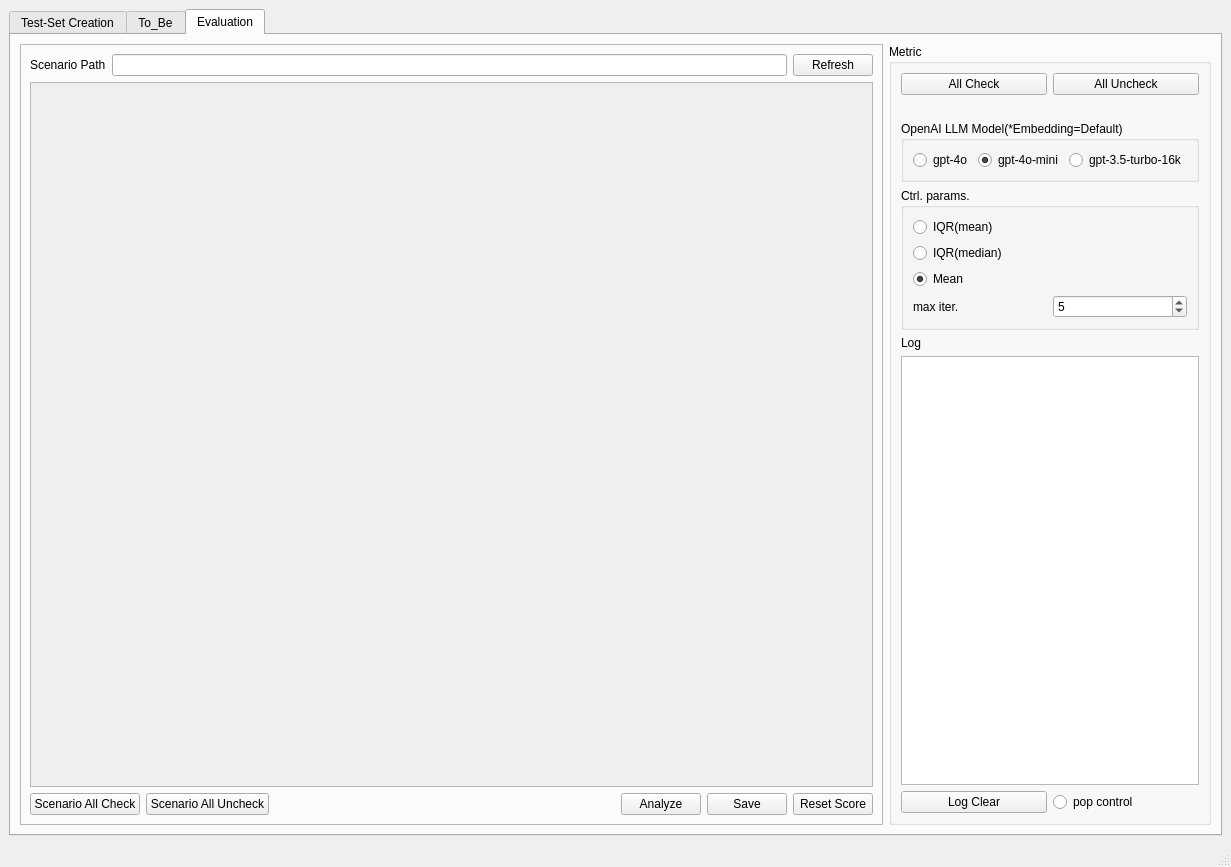
Old version of the form chatgpt_performance_metric/ui_designer/main_frame.ui in the repository tom-shin/perf_metric.
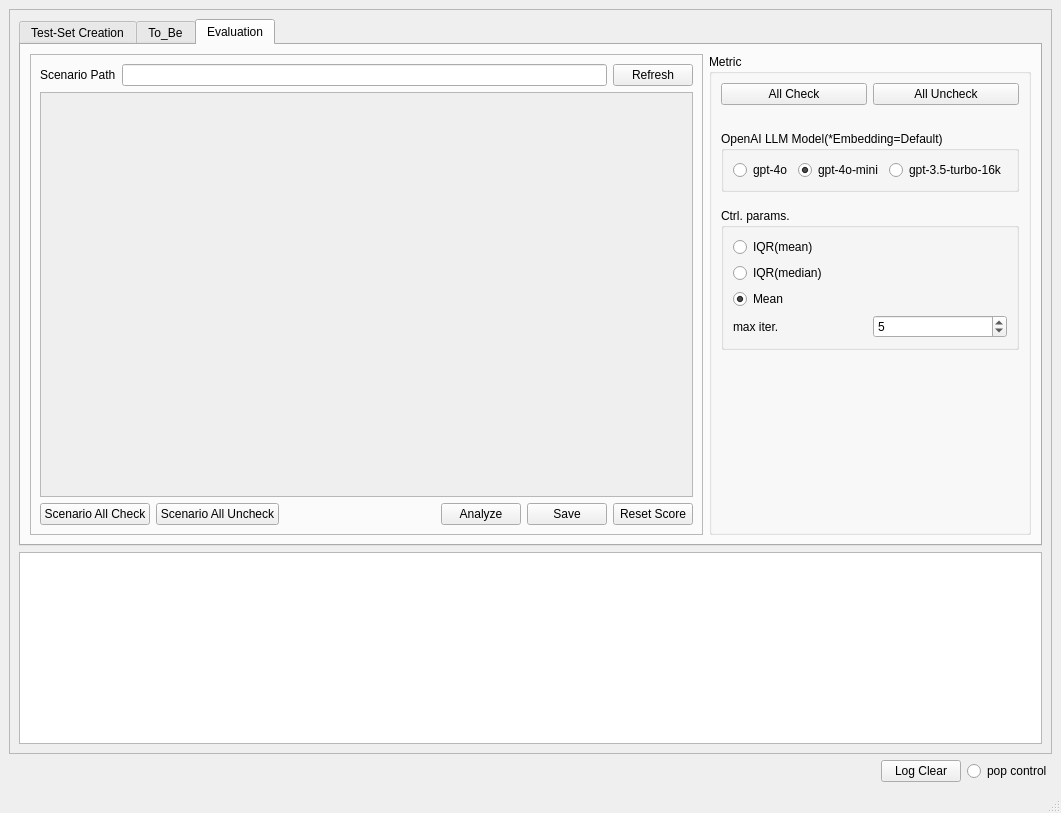
New version of the form.

```diff
--- a/chatgpt_performance_metric/ui_designer/main_frame.ui
+++ b/chatgpt_performance_metric/ui_designer/main_frame.ui
@@ -6,15 +6,24 @@
    <rect>
     <x>0</x>
     <y>0</y>
-    <width>1231</width>
-    <height>867</height>
+    <width>1061</width>
+    <height>813</height>
    </rect>
   </property>
   <property name="windowTitle">
    <string>MainWindow</string>
   </property>
   <widget class="QWidget" name="centralwidget">
-   <layout class="QHBoxLayout" name="horizontalLayout">
+   <layout class="QVBoxLayout" name="verticalLayout">
+    <item>
+     <widget class="QFrame" name="frame">
+      <property name="frameShape">
+       <enum>QFrame::StyledPanel</enum>
+      </property>
+      <property name="frameShadow">
+       <enum>QFrame::Raised</enum>
+      </property>
+      <layout class="QVBoxLayout" name="verticalLayout_8">
     <item>
      <widget class="QTabWidget" name="tabWidget">
       <property name="currentIndex">
@@ -352,123 +361,6 @@
         <string>Evaluation</string>
        </attribute>
        <layout class="QGridLayout" name="gridLayout">
-        <item row="0" column="0">
-         <widget class="QFrame" name="frame">
-          <property name="sizePolicy">
-           <sizepolicy hsizetype="Expanding" vsizetype="Preferred">
-            <horstretch>0</horstretch>
-            <verstretch>0</verstretch>
-           </sizepolicy>
-          </property>
-          <property name="frameShape">
-           <enum>QFrame::StyledPanel</enum>
-          </property>
-          <property name="frameShadow">
-           <enum>QFrame::Raised</enum>
-          </property>
-          <layout class="QGridLayout" name="gridLayout_2">
-           <item row="0" column="0">
-            <layout class="QGridLayout" name="gridLayout_3">
-             <item row="0" column="0">
-              <layout class="QGridLayout" name="gridLayout_4">
-               <item row="0" column="0">
-                <widget class="QLabel" name="label">
-                 <property name="text">
-                  <string>Scenario Path</string>
-                 </property>
-                </widget>
-               </item>
-               <item row="0" column="1">
-                <widget class="QLineEdit" name="scenario_path_lineedit"/>
-               </item>
-               <item row="0" column="2">
-                <widget class="QPushButton" name="refresh_pushButton">
-                 <property name="text">
-                  <string>Refresh</string>
-                 </property>
-                </widget>
-               </item>
-              </layout>
-             </item>
-            </layout>
-           </item>
-           <item row="1" column="0">
-            <widget class="QScrollArea" name="scrollArea">
-             <property name="widgetResizable">
-              <bool>true</bool>
-             </property>
-             <widget class="QWidget" name="scrollAreaWidgetContents">
-              <property name="geometry">
-               <rect>
-                <x>0</x>
-                <y>0</y>
-                <width>761</width>
-                <height>642</height>
-               </rect>
-              </property>
-              <layout class="QVBoxLayout" name="verticalLayout_11">
-               <item>
-                <layout class="QFormLayout" name="formLayout"/>
-               </item>
-              </layout>
-             </widget>
-            </widget>
-           </item>
-           <item row="2" column="0">
-            <layout class="QHBoxLayout" name="horizontalLayout_6">
-             <item>
-              <widget class="QPushButton" name="all_check_scenario">
-               <property name="text">
-                <string>Scenario All Check</string>
-               </property>
-              </widget>
-             </item>
-             <item>
-              <widget class="QPushButton" name="all_uncheck_scenario">
-               <property name="text">
-                <string>Scenario All Uncheck</string>
-               </property>
-              </widget>
-             </item>
-             <item>
-              <spacer name="horizontalSpacer">
-               <property name="orientation">
-                <enum>Qt::Horizontal</enum>
-               </property>
-               <property name="sizeHint" stdset="0">
-                <size>
-                 <width>40</width>
-                 <height>20</height>
-                </size>
-               </property>
-              </spacer>
-             </item>
-             <item>
-              <widget class="QPushButton" name="analyze_pushButton">
-               <property name="text">
-                <string>Analyze</string>
-               </property>
-              </widget>
-             </item>
-             <item>
-              <widget class="QPushButton" name="save_pushButton">
-               <property name="text">
-                <string>Save</string>
-               </property>
-              </widget>
-             </item>
-             <item>
-              <widget class="QPushButton" name="reset_score_pushButton">
-               <property name="text">
-                <string>Reset Score</string>
-               </property>
-              </widget>
-             </item>
-            </layout>
-           </item>
-          </layout>
-         </widget>
-        </item>
         <item row="0" column="1">
          <widget class="QGroupBox" name="groupBox">
           <property name="title">
@@ -540,6 +432,22 @@
              </layout>
             </widget>
            </item>
+              <item>
+               <spacer name="verticalSpacer_5">
+                <property name="orientation">
+                 <enum>Qt::Vertical</enum>
+                </property>
+                <property name="sizeType">
+                 <enum>QSizePolicy::Fixed</enum>
+                </property>
+                <property name="sizeHint" stdset="0">
+                 <size>
+                  <width>20</width>
+                  <height>10</height>
+                 </size>
+                </property>
+               </spacer>
+              </item>
            <item>
             <widget class="QGroupBox" name="groupBox_2">
              <property name="title">
@@ -547,7 +455,7 @@
              </property>
              <layout class="QVBoxLayout" name="verticalLayout_2">
               <item>
-               <layout class="QVBoxLayout" name="verticalLayout">
+                  <layout class="QVBoxLayout" name="verticalLayout_7">
                 <item>
                  <widget class="QRadioButton" name="iqr_mean_radioButton">
                   <property name="enabled">
@@ -608,24 +516,170 @@
             </widget>
            </item>
            <item>
-            <widget class="QLabel" name="label_2">
+               <spacer name="verticalSpacer_4">
+                <property name="orientation">
+                 <enum>Qt::Vertical</enum>
+                </property>
+                <property name="sizeHint" stdset="0">
+                 <size>
+                  <width>20</width>
+                  <height>40</height>
+                 </size>
+                </property>
+               </spacer>
+              </item>
+             </layout>
+            </widget>
+           </item>
+           <item row="0" column="0">
+            <widget class="QFrame" name="frame_2">
+             <property name="sizePolicy">
+              <sizepolicy hsizetype="Expanding" vsizetype="Preferred">
+               <horstretch>0</horstretch>
+               <verstretch>0</verstretch>
+              </sizepolicy>
+             </property>
+             <property name="frameShape">
+              <enum>QFrame::StyledPanel</enum>
+             </property>
+             <property name="frameShadow">
+              <enum>QFrame::Raised</enum>
+             </property>
+             <layout class="QGridLayout" name="gridLayout_2">
+              <item row="0" column="0">
+               <layout class="QGridLayout" name="gridLayout_3">
+                <item row="0" column="0">
+                 <layout class="QGridLayout" name="gridLayout_4">
+                  <item row="0" column="0">
+                   <widget class="QLabel" name="label">
              <property name="text">
-              <string>Log</string>
-             </property>
+                     <string>Scenario Path</string>
+                    </property>
+                   </widget>
+                  </item>
+                  <item row="0" column="1">
+                   <widget class="QLineEdit" name="scenario_path_lineedit"/>
+                  </item>
+                  <item row="0" column="2">
+                   <widget class="QPushButton" name="refresh_pushButton">
+                    <property name="text">
+                     <string>Refresh</string>
+                    </property>
+                   </widget>
+                  </item>
+                 </layout>
+                </item>
+               </layout>
+              </item>
+              <item row="1" column="0">
+               <widget class="QScrollArea" name="scrollArea">
+                <property name="widgetResizable">
+                 <bool>true</bool>
+                </property>
+                <widget class="QWidget" name="scrollAreaWidgetContents">
+                 <property name="geometry">
+                  <rect>
+                   <x>0</x>
+                   <y>0</y>
+                   <width>651</width>
+                   <height>376</height>
+                  </rect>
+                 </property>
+                 <layout class="QVBoxLayout" name="verticalLayout_11">
+                  <item>
+                   <layout class="QFormLayout" name="formLayout"/>
+                  </item>
+                 </layout>
+                </widget>
+               </widget>
+              </item>
+              <item row="2" column="0">
+               <layout class="QHBoxLayout" name="horizontalLayout_6">
+                <item>
+                 <widget class="QPushButton" name="all_check_scenario">
+                  <property name="text">
+                   <string>Scenario All Check</string>
+                  </property>
+                 </widget>
+                </item>
+                <item>
+                 <widget class="QPushButton" name="all_uncheck_scenario">
+                  <property name="text">
+                   <string>Scenario All Uncheck</string>
+                  </property>
+                 </widget>
+                </item>
+                <item>
+                 <spacer name="horizontalSpacer">
+                  <property name="orientation">
+                   <enum>Qt::Horizontal</enum>
+                  </property>
+                  <property name="sizeHint" stdset="0">
+                   <size>
+                    <width>40</width>
+                    <height>20</height>
+                   </size>
+                  </property>
+                 </spacer>
+                </item>
+                <item>
+                 <widget class="QPushButton" name="analyze_pushButton">
+                  <property name="text">
+                   <string>Analyze</string>
+                  </property>
+                 </widget>
+                </item>
+                <item>
+                 <widget class="QPushButton" name="save_pushButton">
+                  <property name="text">
+                   <string>Save</string>
+                  </property>
+                 </widget>
+                </item>
+                <item>
+                 <widget class="QPushButton" name="reset_score_pushButton">
+                  <property name="text">
+                   <string>Reset Score</string>
+                  </property>
+                 </widget>
+                </item>
+               </layout>
+              </item>
+             </layout>
+            </widget>
+           </item>
+          </layout>
+         </widget>
             </widget>
            </item>
            <item>
             <widget class="QTextBrowser" name="logtextbrowser">
              <property name="sizePolicy">
-              <sizepolicy hsizetype="Preferred" vsizetype="Expanding">
+          <sizepolicy hsizetype="Preferred" vsizetype="Minimum">
                <horstretch>0</horstretch>
                <verstretch>0</verstretch>
               </sizepolicy>
              </property>
+        </widget>
+       </item>
+      </layout>
             </widget>
            </item>
            <item>
             <layout class="QHBoxLayout" name="horizontalLayout_4">
+      <item>
+       <spacer name="horizontalSpacer_5">
+        <property name="orientation">
+         <enum>Qt::Horizontal</enum>
+        </property>
+        <property name="sizeHint" stdset="0">
+         <size>
+          <width>40</width>
+          <height>20</height>
+         </size>
+        </property>
+       </spacer>
+      </item>
              <item>
               <widget class="QPushButton" name="log_clear_pushButton">
                <property name="text">
@@ -644,13 +698,6 @@
            </item>
           </layout>
          </widget>
-        </item>
-       </layout>
-      </widget>
-     </widget>
-    </item>
-   </layout>
-  </widget>
   <widget class="QMenuBar" name="menubar">
    <property name="geometry">
     <rect>
```
Left out of the diff: 4 changed lines with no effect on the pictures. Lines whose indentation alone changed are shown as unchanged.
